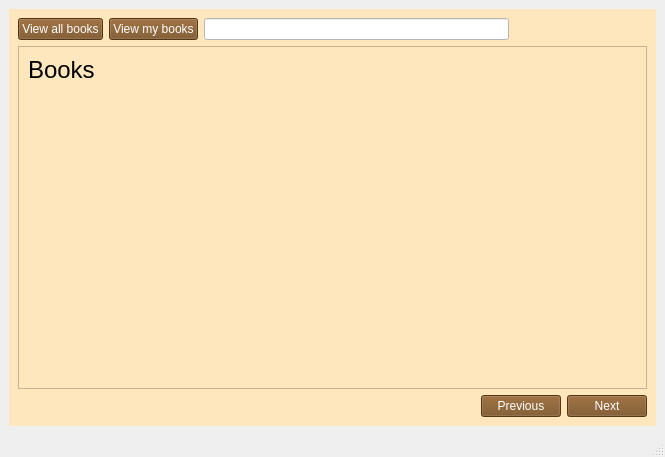
Dargoswwwe/smc-library, file client/src/mainwindow.ui: the form before one commit.
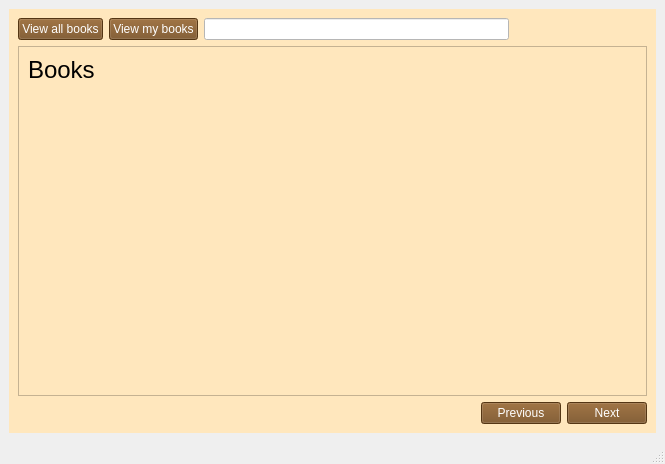
The form after the commit. The open tabs and pages were chosen to show the change. Icons and pictures are not drawn.

Patch:
```diff
--- a/client/src/mainwindow.ui
+++ b/client/src/mainwindow.ui
@@ -7,7 +7,7 @@
     <x>0</x>
     <y>0</y>
     <width>665</width>
-    <height>457</height>
+    <height>464</height>
    </rect>
   </property>
   <property name="sizePolicy">
@@ -694,8 +694,8 @@
             <rect>
              <x>0</x>
              <y>0</y>
-             <width>619</width>
-             <height>286</height>
+             <width>627</width>
+             <height>296</height>
             </rect>
            </property>
            <layout class="QVBoxLayout" name="verticalLayout_4">
```
Left out of the diff: 4 changed lines with no effect on the pictures.
